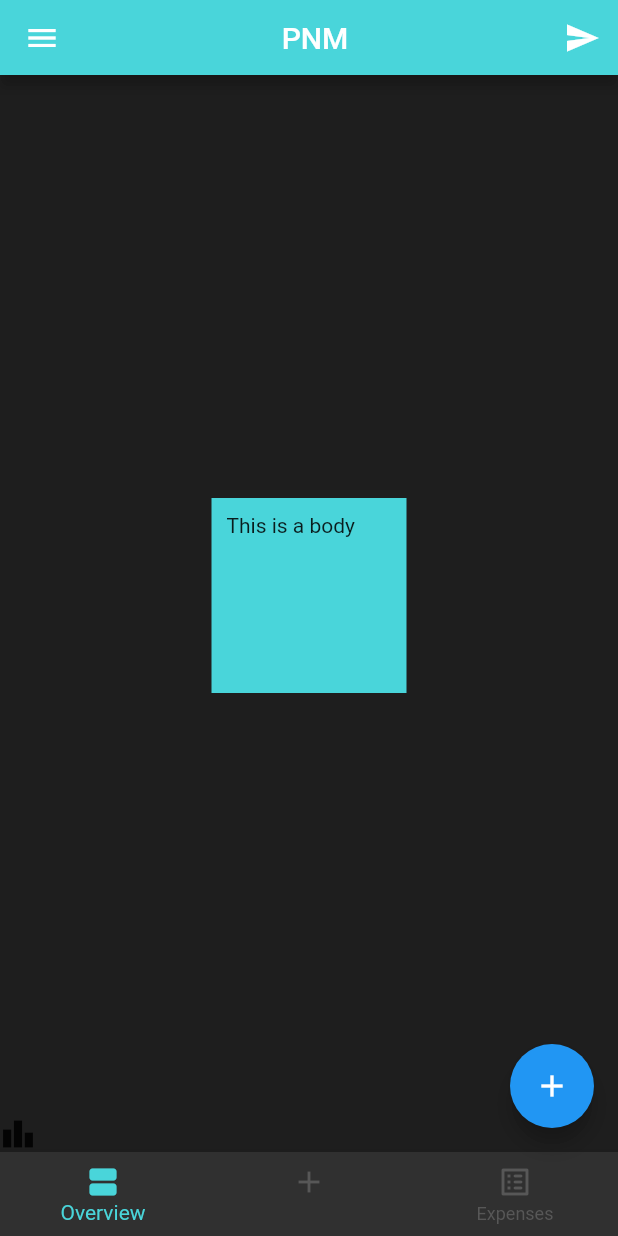
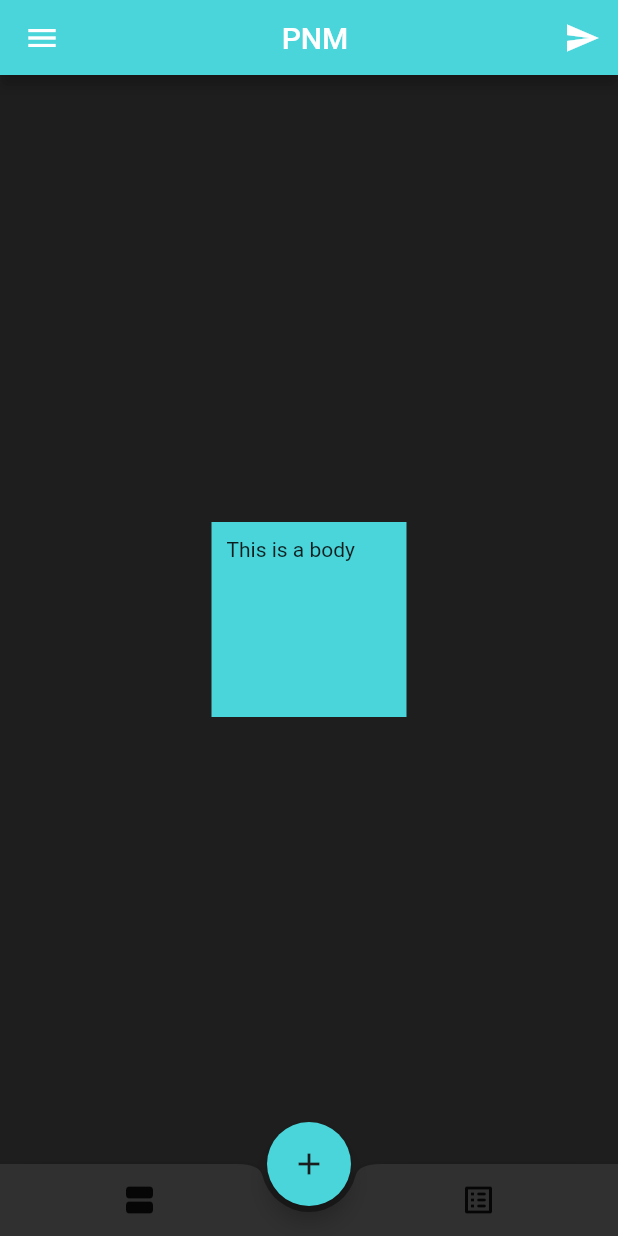
Before and after one commit to FreddyKly/EzSplit, a Flutter app: the screen it shows after launch, on a phone screen of 412 x 824 dp. Run offline on Flutter 3.47's test engine with Material 2 defaults, Android fonts, the phone set to English and light mode, and no system bars.

Commit message:
change bottom bar

```diff
--- a/lib/screens/homeScreen.dart
+++ b/lib/screens/homeScreen.dart
@@ -29,31 +29,39 @@ class Home extends StatelessWidget {
               ),
             ),
           ),
-          Icon(Icons.leaderboard)
         ],
       ),
+      floatingActionButtonLocation: FloatingActionButtonLocation.centerDocked,
       floatingActionButton: FloatingActionButton(
+          backgroundColor: primary,
+          foregroundColor: bgColor,
           child: Icon(Icons.add),
           onPressed: () {
             print('pressed');
           }),
-      bottomNavigationBar: BottomNavigationBar(items: const [
-        BottomNavigationBarItem(
-            icon: Icon(Icons.view_agenda),
-            label: 'Overview',
-            ),
-        BottomNavigationBarItem(
-          icon: Icon(Icons.add),
-          label: ''),
-        BottomNavigationBarItem(
-            icon: Icon(Icons.list_alt_rounded),
-            label: 'Expenses'),
-      ],
-      selectedItemColor: primary,
-      unselectedItemColor: highlight,
-      showSelectedLabels: true,
-      showUnselectedLabels: true,
-      backgroundColor: accent,
+      bottomNavigationBar: BottomAppBar(
+        shape: CircularNotchedRectangle(),
+        color: accent,
+        child: Row(
+            mainAxisAlignment: MainAxisAlignment.spaceEvenly,
+            children: [
+              IconButton(icon: Icon(Icons.view_agenda), onPressed: () {}),
+              SizedBox(width: 40), // The dummy child
+              IconButton(icon: Icon(Icons.list_alt_rounded), onPressed: () {}),
+            ],
+          ),
+        // items: const [
+        //   BottomNavigationBarItem(
+        //     icon: Icon(Icons.view_agenda),
+        //     label: 'Overview',
+        //   ),
+        //   BottomNavigationBarItem(icon: Icon(Icons.add), label: ''),
+        //   BottomNavigationBarItem(
+        //       icon: Icon(Icons.list_alt_rounded), label: 'Expenses'),
+        // ],
+        // selectedItemColor: primary,
+        // unselectedItemColor: highlight,
+        // backgroundColor: accent,
       ),
       drawer: const Drawer(
         child: Icon(Icons.add),
```
